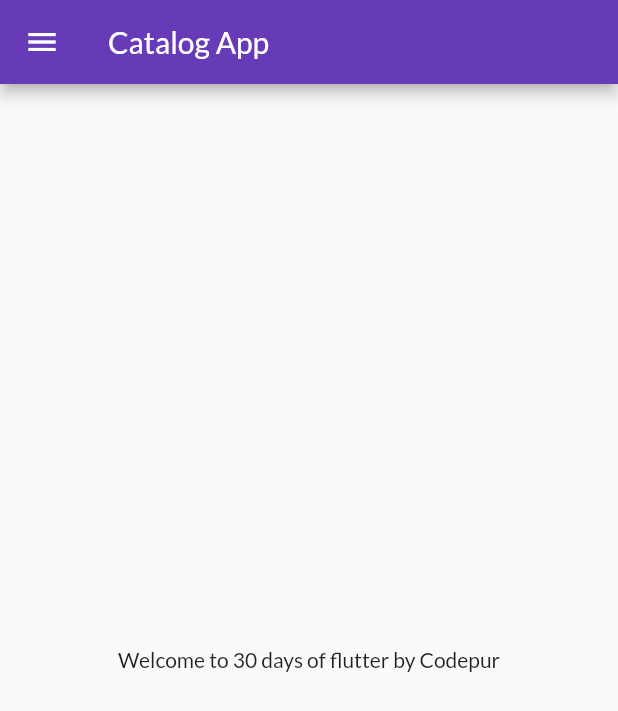
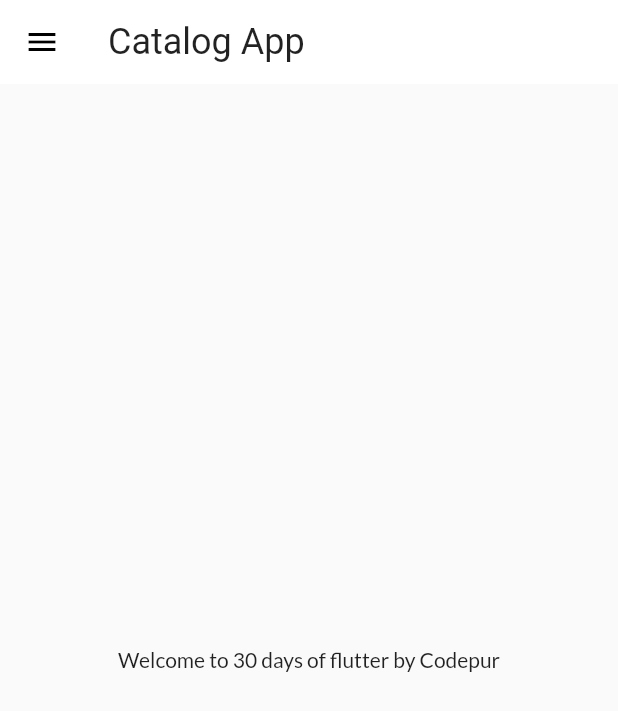
Before and after one commit to SuhaibRumi/30DayOfFluuter, a Flutter app: the screen it shows after launch, on a phone screen of 412 x 824 dp. Shown: the top 711 px of the screen. Run offline on Flutter 3.47's test engine with Material 2 defaults, Android fonts, the phone set to English and light mode, and no system bars; our stand-ins replace google_fonts.

Commit message:
themes extracted

```diff
--- /dev/null
+++ b/flutter_catalog/lib/Widgets/themes.dart
@@ -0,0 +1,19 @@
+import 'package:flutter/material.dart';
+import 'package:google_fonts/google_fonts.dart';
+
+class MyTheme {
+  static ThemeData lightTheme(BuildContext context) => ThemeData(
+      primarySwatch: Colors.deepPurple,
+      fontFamily: GoogleFonts.lato().fontFamily,
+      appBarTheme: AppBarTheme(
+        color: Colors.white,
+        elevation: 0.0,
+        iconTheme: const IconThemeData(color: Colors.black),
+        toolbarTextStyle: Theme.of(context).textTheme.bodyText2,
+        titleTextStyle: Theme.of(context).textTheme.headline5,
+      ));
+
+  static ThemeData darkTheme(BuildContext context) => ThemeData(
+        brightness: Brightness.dark,
+      );
+}
--- a/flutter_catalog/lib/main.dart
+++ b/flutter_catalog/lib/main.dart
@@ -1,7 +1,8 @@
 import 'package:flutter/material.dart';
 import 'package:flutter_catalog/Utils/routes.dart';
+import 'package:flutter_catalog/Widgets/themes.dart';
 import 'package:flutter_catalog/pages/login_page.dart';
-import 'package:google_fonts/google_fonts.dart';
+
 import 'pages/home_page.dart';
 
 void main() {
@@ -14,14 +15,9 @@ class MyApp extends StatelessWidget {
   Widget build(BuildContext context) {
     return MaterialApp(
         debugShowCheckedModeBanner: false,
-        // home: HomePage(),
         themeMode: ThemeMode.light,
-        theme: ThemeData(
-          primarySwatch: Colors.deepPurple,
-          fontFamily: GoogleFonts.lato().fontFamily,
-        ),
-        darkTheme: ThemeData(
-            brightness: Brightness.dark, primarySwatch: Colors.lightGreen),
+        theme: MyTheme.lightTheme(context),
+        darkTheme: MyTheme.darkTheme(context),
         initialRoute: MyRoutes.homeRoute,
         routes: {
           "/": (context) => const Loginpage(),
```
